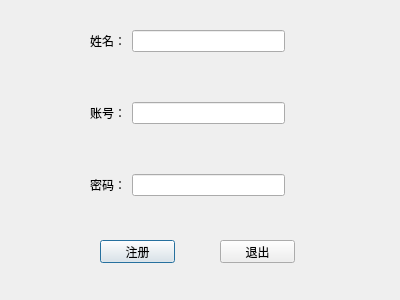
This is myregister.ui in XMeleny/DB as Qt 5 draws it before an edit. The edited form follows.
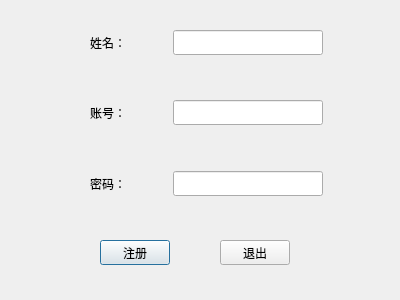
This is the edited form.

Diff of the .ui file:
```diff
--- a/myregister.ui
+++ b/myregister.ui
@@ -18,10 +18,22 @@
     <rect>
      <x>100</x>
      <y>240</y>
-     <width>75</width>
-     <height>23</height>
+     <width>70</width>
+     <height>25</height>
     </rect>
    </property>
+   <property name="minimumSize">
+    <size>
+     <width>70</width>
+     <height>25</height>
+    </size>
+   </property>
+   <property name="maximumSize">
+    <size>
+     <width>70</width>
+     <height>25</height>
+    </size>
+   </property>
    <property name="text">
     <string>注册</string>
    </property>
@@ -31,20 +43,32 @@
     <rect>
      <x>220</x>
      <y>240</y>
-     <width>75</width>
-     <height>23</height>
+     <width>70</width>
+     <height>25</height>
     </rect>
    </property>
+   <property name="minimumSize">
+    <size>
+     <width>70</width>
+     <height>25</height>
+    </size>
+   </property>
+   <property name="maximumSize">
+    <size>
+     <width>70</width>
+     <height>25</height>
+    </size>
+   </property>
    <property name="text">
     <string>退出</string>
    </property>
   </widget>
-  <widget class="QWidget" name="">
+  <widget class="QWidget" name="layoutWidget">
    <property name="geometry">
     <rect>
      <x>90</x>
      <y>30</y>
-     <width>195</width>
+     <width>233</width>
      <height>166</height>
     </rect>
    </property>
@@ -63,7 +87,20 @@
      </spacer>
     </item>
     <item row="2" column="1">
-     <widget class="QLineEdit" name="id"/>
+     <widget class="QLineEdit" name="id">
+      <property name="minimumSize">
+       <size>
+        <width>150</width>
+        <height>25</height>
+       </size>
+      </property>
+      <property name="maximumSize">
+       <size>
+        <width>150</width>
+        <height>25</height>
+       </size>
+      </property>
+     </widget>
     </item>
     <item row="3" column="0">
      <spacer name="verticalSpacer_2">
@@ -86,7 +123,20 @@
      </widget>
     </item>
     <item row="4" column="1">
-     <widget class="QLineEdit" name="psw"/>
+     <widget class="QLineEdit" name="psw">
+      <property name="minimumSize">
+       <size>
+        <width>150</width>
+        <height>25</height>
+       </size>
+      </property>
+      <property name="maximumSize">
+       <size>
+        <width>150</width>
+        <height>25</height>
+       </size>
+      </property>
+     </widget>
     </item>
     <item row="0" column="0">
      <widget class="QLabel" name="label">
@@ -96,7 +146,20 @@
      </widget>
     </item>
     <item row="0" column="1">
-     <widget class="QLineEdit" name="name"/>
+     <widget class="QLineEdit" name="name">
+      <property name="minimumSize">
+       <size>
+        <width>150</width>
+        <height>25</height>
+       </size>
+      </property>
+      <property name="maximumSize">
+       <size>
+        <width>150</width>
+        <height>25</height>
+       </size>
+      </property>
+     </widget>
     </item>
     <item row="2" column="0">
      <widget class="QLabel" name="label_2">
```
